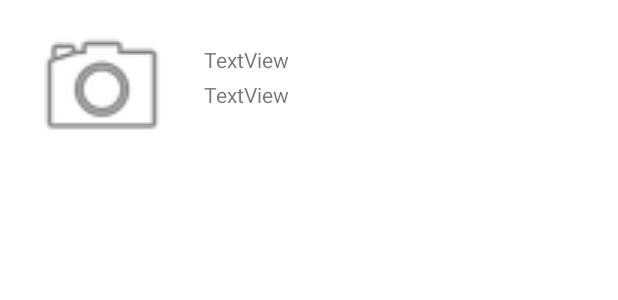
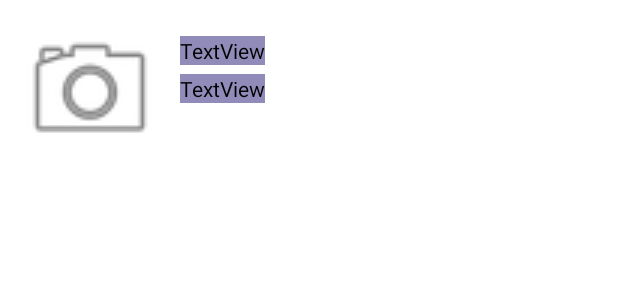
Before and after one commit to MarlonGarciaBermejo/FavoritePlace, an Android app: the layout list_places.xml on its own in the app's theme, with its tools: preview values and no code run, on a phone screen of 412 x 824 dp. Shown: the top 300 px of the screen. Run offline under Robolectric (Android 15) with nearby library versions, the light colour scheme and no system bars.

Commit message:
Getting document from Firebase to view on a recyclerView

```diff
--- a/app/src/main/AndroidManifest.xml
+++ b/app/src/main/AndroidManifest.xml
@@ -13,7 +13,7 @@
         android:theme="@style/Theme.FavoritePlace"
         tools:targetApi="31">
         <activity
-            android:name=".addPlaceActivity"
+            android:name=".AddPlaceActivity"
             android:exported="false">
             <meta-data
                 android:name="android.app.lib_name"
--- a/app/src/main/res/layout/list_places.xml
+++ b/app/src/main/res/layout/list_places.xml
@@ -1,40 +1,55 @@
 <?xml version="1.0" encoding="utf-8"?>
 <androidx.constraintlayout.widget.ConstraintLayout xmlns:android="http://schemas.android.com/apk/res/android"
     xmlns:app="http://schemas.android.com/apk/res-auto"
-    xmlns:tools="http://schemas.android.com/tools"
+    android:padding="12dp"
     android:layout_width="match_parent"
     android:layout_height="wrap_content">
-
-    <TextView
-        android:id="@+id/nameOfPlaceTextView"
-        android:layout_width="wrap_content"
-        android:layout_height="wrap_content"
-        android:layout_marginStart="20dp"
-        android:layout_marginTop="30dp"
-        android:text="TextView"
-        app:layout_constraintStart_toEndOf="@+id/placeImageView"
-        app:layout_constraintTop_toTopOf="parent" />
 
     <ImageView
         android:id="@+id/placeImageView"
         android:layout_width="96dp"
         android:layout_height="96dp"
-        android:layout_marginStart="20dp"
-        android:layout_marginTop="10dp"
-        android:layout_marginBottom="10dp"
         app:layout_constraintBottom_toBottomOf="parent"
         app:layout_constraintStart_toStartOf="parent"
         app:layout_constraintTop_toTopOf="parent"
         app:srcCompat="@android:drawable/ic_menu_camera" />
 
-    <TextView
-        android:id="@+id/infoTextView"
-        android:layout_width="264dp"
-        android:layout_height="59dp"
-        android:layout_marginStart="20dp"
-        android:layout_marginTop="4dp"
-        android:text="TextView"
+
+    <androidx.appcompat.widget.LinearLayoutCompat
+        android:layout_width="0dp"
+        android:padding="12dp"
+        android:layout_height="wrap_content"
+        android:orientation="vertical"
+        app:layout_constraintEnd_toEndOf="parent"
+        app:layout_constraintLeft_toRightOf="@id/placeImageView"
         app:layout_constraintStart_toEndOf="@+id/placeImageView"
-        app:layout_constraintTop_toBottomOf="@+id/nameOfPlaceTextView" />
+        app:layout_constraintTop_toTopOf="@+id/placeImageView">
 
+        <TextView
+            android:id="@+id/nameOfPlaceTextView"
+            android:layout_width="wrap_content"
+            android:layout_height="wrap_content"
+            android:background="@color/purple"
+            android:layout_marginBottom="6dp"
+            android:text="TextView"
+            android:textColor="#000000"
+            app:layout_constraintBottom_toTopOf="@+id/infoTextView"
+            app:layout_constraintEnd_toEndOf="parent"
+            app:layout_constraintStart_toEndOf="@+id/placeImageView"
+            app:layout_constraintTop_toTopOf="parent" />
+
+        <TextView
+            android:id="@+id/infoTextView"
+            android:layout_width="wrap_content"
+            android:layout_height="wrap_content"
+            android:background="@color/purple"
+            android:text="TextView"
+            android:textColor="#000000"
+            app:layout_constraintBottom_toBottomOf="parent"
+            app:layout_constraintEnd_toEndOf="parent"
+            app:layout_constraintStart_toEndOf="@+id/placeImageView"
+            app:layout_constraintTop_toBottomOf="@+id/nameOfPlaceTextView" />
+
+
+    </androidx.appcompat.widget.LinearLayoutCompat>
 </androidx.constraintlayout.widget.ConstraintLayout>
```
Also changed, not shown: app/src/main/java/com/firstapp/favoriteplace/AddPlaceActivity.kt (added, +55 -0 lines), app/src/main/java/com/firstapp/favoriteplace/ListOfPlacesActivity.kt (+22 -27 lines), app/src/main/java/com/firstapp/favoriteplace/Places.kt (+7 -1 lines), app/src/main/java/com/firstapp/favoriteplace/PlacesRecyclerAdapter.kt (+6 -10 lines), app/src/main/java/com/firstapp/favoriteplace/addPlaceActivity.kt (deleted, +0 -16 lines).
